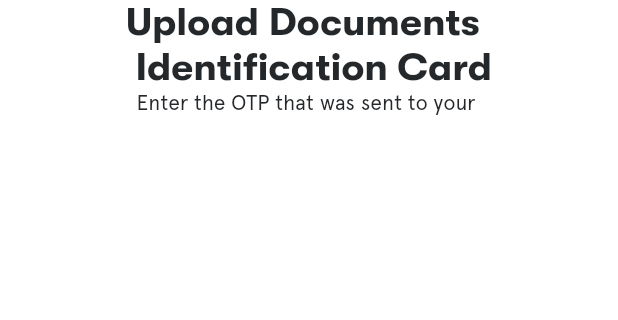
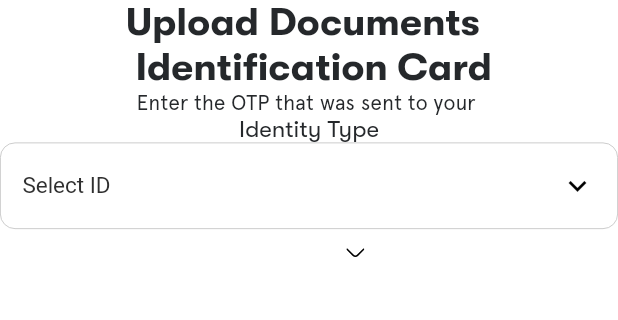
Before and after one commit to MobileDevComm/mobile_dev_community_challenge, a Flutter app: the SecondScreen screen opened directly, on a phone screen of 412 x 824 dp, the part 81-401 px from its top. Run offline on Flutter 3.47's test engine with Material 2 defaults, Android fonts, the light colour scheme and no system bars; our stand-ins replace flutter_svg, font_awesome_flutter.

Commit message:
second screen... going smooth, remains adding a widget such as dropdown and for selecting files ,

```diff
--- a/lib/ui/screens/second_screen.dart
+++ b/lib/ui/screens/second_screen.dart
@@ -1,5 +1,8 @@
+import 'package:flutter/cupertino.dart';
 import 'package:flutter/material.dart';
+import 'package:flutter_svg/svg.dart';
 import 'package:mobile_dev_community_challenge/ui/widgets/ReusableWidgets.dart';
+import 'package:mobile_dev_community_challenge/ui/widgets/inputs/dropdown.dart';
 
 import '../style/colors.dart';
 import '../style/texts.dart';
@@ -15,7 +18,7 @@ class SecondScreen extends StatelessWidget {
         children: [
           Row(
             children: [
-              arrowLeftIcon(),
+              const arrowLeftIcon( ),
               Text('Upload Documents', style:kHeadline3TextStyle),
             ],
           ),
@@ -25,6 +28,29 @@ class SecondScreen extends StatelessWidget {
               Text('Enter the OTP that was sent to your ',style:kBodyText1TextStyle,),
             ],
           ),
+          Column(
+            children: [
+              Text('Identity Type', style: kHeadline4TextStyle,),
+              //DropdownButton(items: items, onChanged: onChanged),
+              const DropdownInput(
+                items: ['Select ID'],
+              ),
+              // DropdownButton(
+              //     items: [],
+              //     onChanged: onChanged
+              // ),
+              Container(
+                child: Row(
+                  crossAxisAlignment: CrossAxisAlignment.end,
+                  mainAxisAlignment: MainAxisAlignment.center,
+                  children: [
+                    Text('Select ID', style:kButtonTextStyle),
+                    SvgPicture.asset('assets/svgs/arrowDown.svg')
+                  ],
+                )
+              ),
+            ]
+          ),
 
         ],
       ),
--- a/pubspec.yaml
+++ b/pubspec.yaml
@@ -36,7 +36,9 @@ dependencies:
   # Use with the CupertinoIcons class for iOS style icons.
   cupertino_icons: ^1.0.2
   flutter_svg: ^1.0.3
+
   font_awesome_flutter: ^10.1.0
+
 
 dev_dependencies:
   flutter_test:
@@ -97,5 +99,9 @@ flutter:
           weight: 600
         - asset: assets/fonts/GTWalsheimPro/GTWalsheimPro-Bold.ttf
           weight: 700
+
+
+
+
   # For details regarding fonts from package dependencies,
   # see https://flutter.dev/custom-fonts/#from-packages
```
Also changed, not shown: assets/svgs/arrowDown.svg (added), lib/ui/widgets/ReusableWidgets.dart (line endings or trailing spaces).
